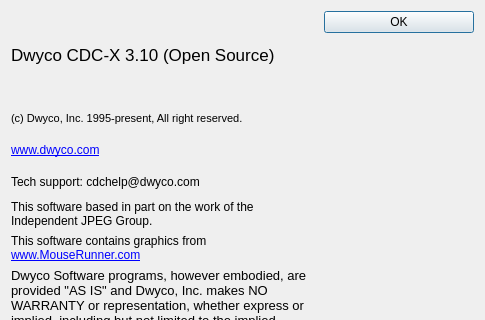
Above: cdcx/about.ui from blindchimp/dwyco before the change; both pictures show x 0 to 485 and y 0 to 320 of the 485 by 459 pixel window. Below: the same form after it.
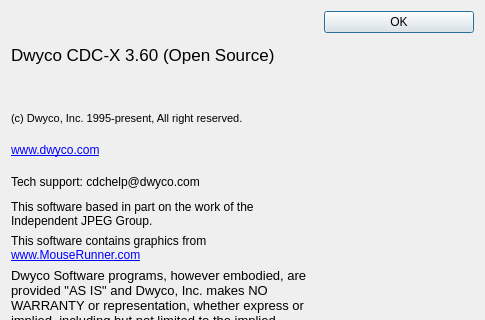
That is the form after the change. Icons and pictures are not drawn.

Patch:
```diff
--- a/cdcx/about.ui
+++ b/cdcx/about.ui
@@ -37,8 +37,8 @@
 &lt;html&gt;&lt;head&gt;&lt;meta name=&quot;qrichtext&quot; content=&quot;1&quot; /&gt;&lt;meta charset=&quot;utf-8&quot; /&gt;&lt;style type=&quot;text/css&quot;&gt;
 p, li { white-space: pre-wrap; }
 hr { height: 1px; border-width: 0; }
-&lt;/style&gt;&lt;/head&gt;&lt;body style=&quot; font-family:'.AppleSystemUIFont'; font-size:13pt; font-weight:400; font-style:normal;&quot;&gt;
-&lt;p style=&quot; margin-top:0px; margin-bottom:0px; margin-left:0px; margin-right:0px; -qt-block-indent:0; text-indent:0px;&quot;&gt;&lt;span style=&quot; font-family:'Sans Serif';&quot;&gt;Dwyco CDC-X 3.10 (Open Source)&lt;/span&gt;&lt;/p&gt;&lt;/body&gt;&lt;/html&gt;</string>
+&lt;/style&gt;&lt;/head&gt;&lt;body style=&quot; font-family:'Ubuntu'; font-size:11pt; font-weight:400; font-style:normal;&quot;&gt;
+&lt;p style=&quot; margin-top:0px; margin-bottom:0px; margin-left:0px; margin-right:0px; -qt-block-indent:0; text-indent:0px;&quot;&gt;&lt;span style=&quot; font-family:'Sans Serif'; font-size:13pt;&quot;&gt;Dwyco CDC-X 3.60 (Open Source)&lt;/span&gt;&lt;/p&gt;&lt;/body&gt;&lt;/html&gt;</string>
        </property>
       </widget>
      </item>
```
